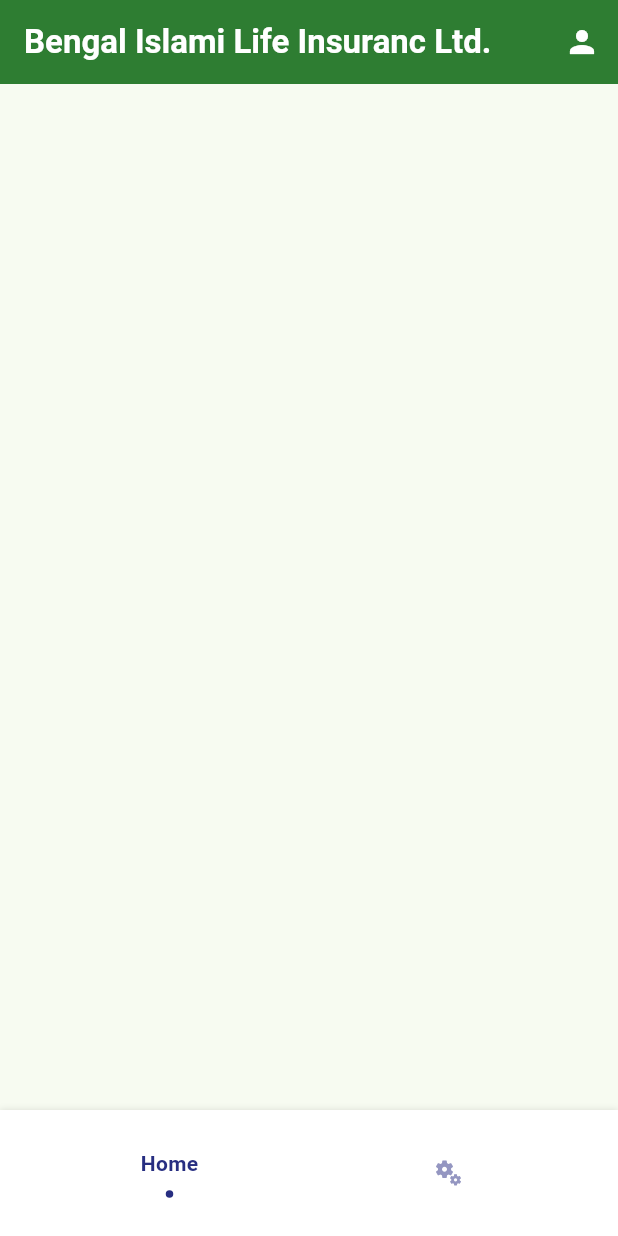
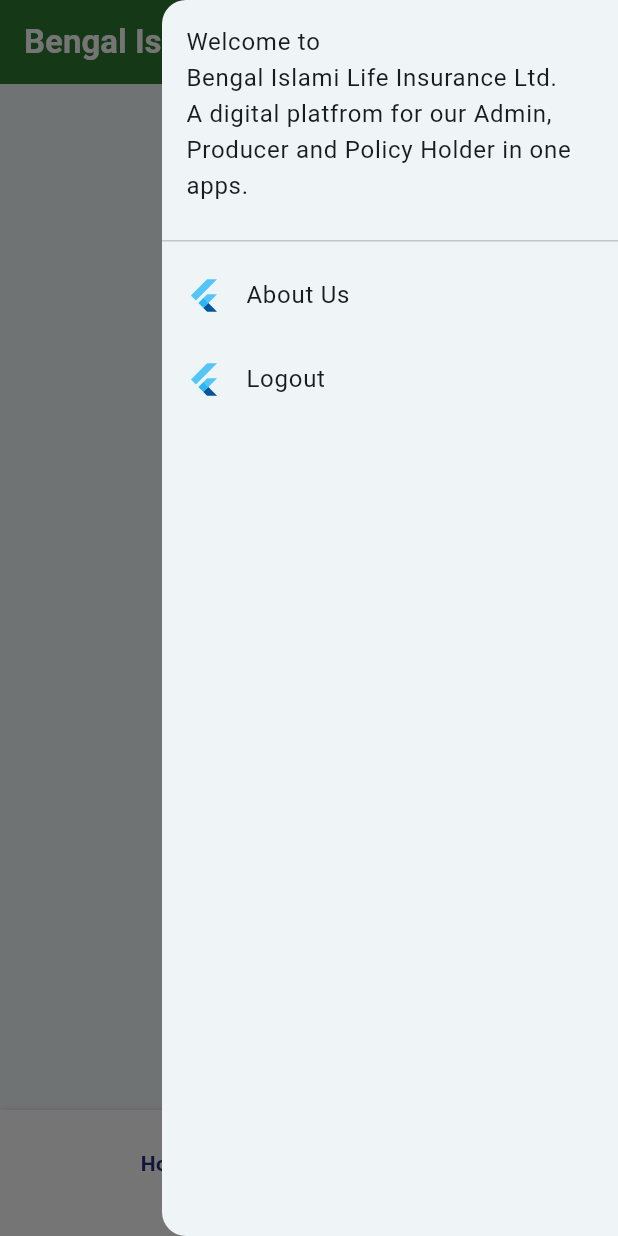
Before and after one commit to sh4k4w4t/bengal_islami_life_insurance_multiplatform_application, a Flutter app: the screen it shows after launch, with the side drawer open (before the commit the screen has no drawer), on a phone screen of 412 x 824 dp. Run offline on Flutter 3.47's test engine with Material 2 defaults, Android fonts, the phone set to English and light mode, and no system bars; drawn by our look-alikes of flashy_tab_bar2.

Commit message:
add navigation drawer in home

```diff
--- /dev/null
+++ b/lib/UI/home/homepage.dart
@@ -0,0 +1,87 @@
+import 'package:bengal_islami_life_insurance/UI/home/service.dart';
+import 'package:flashy_tab_bar2/flashy_tab_bar2.dart';
+import 'package:flutter/material.dart';
+import 'home.dart';
+
+class HomePage extends StatefulWidget {
+  @override
+  _HomePageState createState() => _HomePageState();
+}
+
+class _HomePageState extends State<HomePage> {
+  int _selectedIndex = 0;
+
+  List<Widget> tabItems = [
+    HomeSection(),
+    ServiceSection(),
+  ];
+
+  @override
+  void initState() {
+    super.initState();
+  }
+
+  @override
+  Widget build(BuildContext context) {
+    return Scaffold(
+      // appBar: AppBar(
+      //   backgroundColor: Colors.green[800],
+      //   title: Text('Bengal Islami Life Insuranc Ltd.',style: TextStyle(fontWeight: FontWeight.bold,color: Colors.white),),
+      //   actions: [
+      //     IconButton(onPressed: (){},
+      //         icon: Icon(Icons.person),color: Colors.white,),
+      //     IconButton(onPressed: (){},
+      //         icon: Icon(Icons.menu_open_rounded),color: Colors.white,),
+      //   ],
+      // ),
+      appBar: AppBar(
+        backgroundColor: Colors.green[800],
+        title: Text('Bengal Islami Life Insuranc Ltd.',style: TextStyle(fontWeight: FontWeight.bold,color: Colors.white),),
+      ),
+      endDrawer: Drawer(
+        child: ListView(
+          padding: EdgeInsets.zero,
+          children: [
+            DrawerHeader(
+              child: Text('Welcome to \nBengal Islami Life Insurance Ltd.\nA digital platfrom for our Admin, Producer and Policy Holder in one apps.'),
+            ),
+            ListTile(
+              leading: FlutterLogo(),
+              title: Text('About Us'),
+              onTap: () {
+                // Handle item 1 tap
+              },
+            ),
+            ListTile(
+              leading: FlutterLogo(),
+              title: Text('Logout'),
+              onTap: () {
+                // Handle item 3 tap
+              },
+            ),
+          ],
+        ),
+      ),
+      body: Center(
+        child: tabItems[_selectedIndex],
+      ),
+      bottomNavigationBar: FlashyTabBar(
+        selectedIndex: _selectedIndex,
+        showElevation: true,
+        onItemSelected: (index) => setState(() {
+          _selectedIndex = index;
+        }),
+        items: [
+          FlashyTabBarItem(
+            icon: Icon(Icons.home),
+            title: Text('Home'),
+          ),
+          FlashyTabBarItem(
+            icon: Icon(Icons.miscellaneous_services),
+            title: Text('Services'),
+          ),
+        ],
+      ),
+    );
+  }
+}
--- a/lib/home/homepage.dart
+++ /dev/null
@@ -1,57 +0,0 @@
-import 'package:bengal_islami_life_insurance/home/homeitem/home_section/home.dart';
-import 'package:bengal_islami_life_insurance/home/homeitem/service_section/service.dart';
-import 'package:flashy_tab_bar2/flashy_tab_bar2.dart';
-import 'package:flutter/material.dart';
-
-class HomePage extends StatefulWidget {
-  @override
-  _HomePageState createState() => _HomePageState();
-}
-
-class _HomePageState extends State<HomePage> {
-  int _selectedIndex = 0;
-
-  List<Widget> tabItems = [
-    HomeSection(),
-    ServiceSection(),
-  ];
-
-  @override
-  void initState() {
-    super.initState();
-  }
-
-  @override
-  Widget build(BuildContext context) {
-    return Scaffold(
-      appBar: AppBar(
-        backgroundColor: Colors.green[800],
-        title: Text('Bengal Islami Life Insuranc Ltd.',style: TextStyle(fontWeight: FontWeight.bold,color: Colors.white),),
-        actions: [
-          IconButton(onPressed: (){},
-              icon: Icon(Icons.person),color: Colors.white,)
-        ],
-      ),
-      body: Center(
-        child: tabItems[_selectedIndex],
-      ),
-      bottomNavigationBar: FlashyTabBar(
-        selectedIndex: _selectedIndex,
-        showElevation: true,
-        onItemSelected: (index) => setState(() {
-          _selectedIndex = index;
-        }),
-        items: [
-          FlashyTabBarItem(
-            icon: Icon(Icons.home),
-            title: Text('Home'),
-          ),
-          FlashyTabBarItem(
-            icon: Icon(Icons.miscellaneous_services),
-            title: Text('Services'),
-          ),
-        ],
-      ),
-    );
-  }
-}
--- a/lib/main.dart
+++ b/lib/main.dart
@@ -1,5 +1,6 @@
-import 'package:bengal_islami_life_insurance/home/homepage.dart';
 import 'package:flutter/material.dart';
+
+import 'UI/home/homepage.dart';
 
 void main() {
   runApp(const MyApp());
@@ -14,7 +15,7 @@
       debugShowCheckedModeBanner: false,
       title: 'Flutter Demo',
       theme: ThemeData(
-        colorScheme: ColorScheme.fromSeed(seedColor: Colors.green,),
+        colorScheme: ColorScheme.fromSeed(seedColor: Colors.white,),
         useMaterial3: true,
       ),
       home: HomePage(),
```
Also changed, not shown: lib/UI/home/home.dart (renamed from lib/home/homeitem/home_section/home.dart), lib/UI/home/service.dart (renamed from lib/home/homeitem/service_section/service.dart), lib/UI/splash_screen/splash_screen.dart (added).
